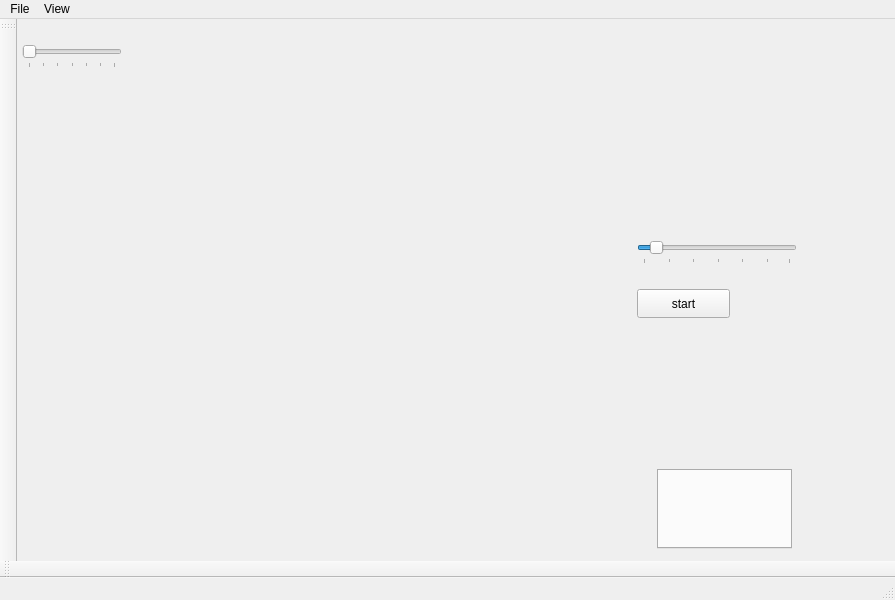
First picture: the form in mainwindow.ui, repository koensakamoto/Sprite-Editor, before the edit.
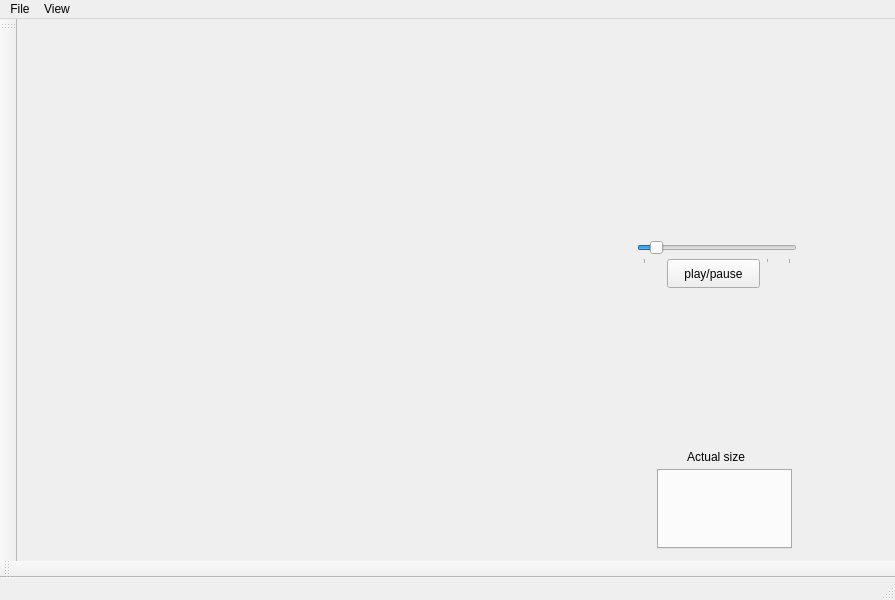
Second picture: the form after the edit. Icons and pictures are not drawn.

```diff
--- a/mainwindow.ui
+++ b/mainwindow.ui
@@ -71,45 +71,17 @@
      <enum>QSlider::TickPosition::TicksBelow</enum>
     </property>
    </widget>
-   <widget class="QSlider" name="pixelSizeSlider">
-    <property name="geometry">
-     <rect>
-      <x>5</x>
-      <y>25</y>
-      <width>100</width>
-      <height>24</height>
-     </rect>
-    </property>
-    <property name="minimum">
-     <number>40</number>
-    </property>
-    <property name="maximum">
-     <number>100</number>
-    </property>
-    <property name="singleStep">
-     <number>10</number>
-    </property>
-    <property name="value">
-     <number>40</number>
-    </property>
-    <property name="orientation">
-     <enum>Qt::Orientation::Horizontal</enum>
-    </property>
-    <property name="tickPosition">
-     <enum>QSlider::TickPosition::TicksBelow</enum>
-    </property>
-   </widget>
    <widget class="QPushButton" name="previewButton">
     <property name="geometry">
      <rect>
-      <x>620</x>
-      <y>270</y>
+      <x>650</x>
+      <y>240</y>
       <width>93</width>
       <height>29</height>
      </rect>
     </property>
     <property name="text">
-     <string>start</string>
+     <string>play/pause</string>
     </property>
    </widget>
    <widget class="QTabWidget" name="frameTabBar">
@@ -135,6 +107,19 @@
      <string/>
     </property>
    </widget>
+   <widget class="QLabel" name="label">
+    <property name="geometry">
+     <rect>
+      <x>670</x>
+      <y>430</y>
+      <width>71</width>
+      <height>16</height>
+     </rect>
+    </property>
+    <property name="text">
+     <string>Actual size</string>
+    </property>
+   </widget>
   </widget>
   <widget class="QStatusBar" name="statusbar"/>
   <widget class="QMenuBar" name="menuBar">
```
